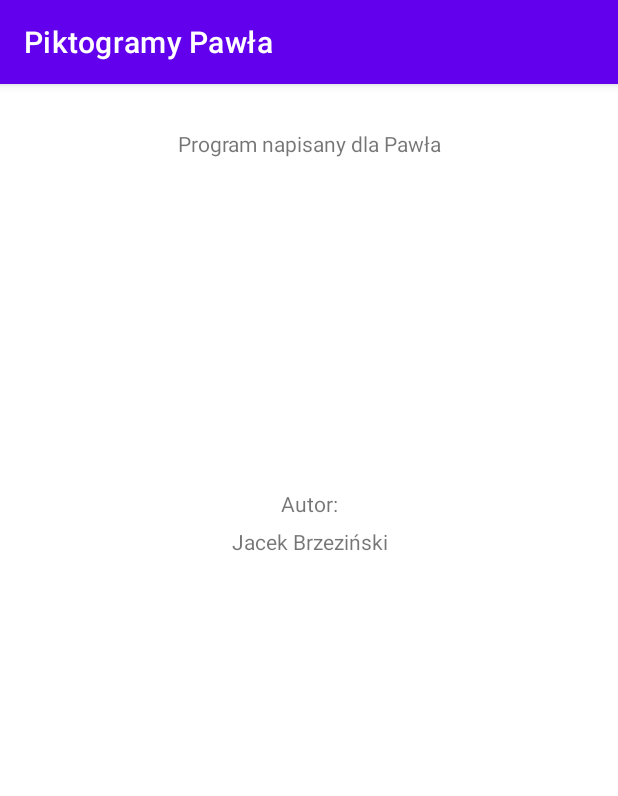
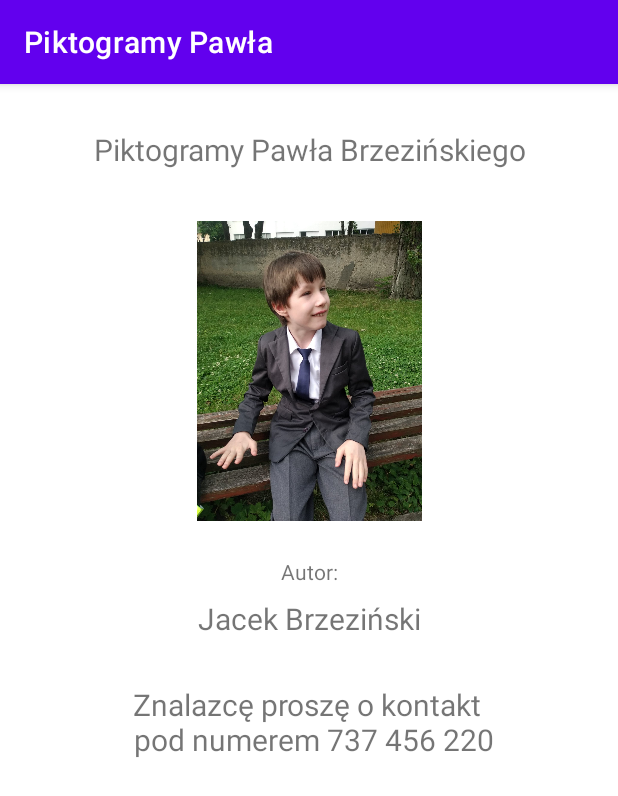
Before and after one commit to jacikb/Pictograms, an Android app: the AboutActivity screen opened directly, with no data from a screen before it, on a phone screen of 412 x 824 dp. Shown: the top 796 px of the screen. Run offline under Robolectric (Android 15) with nearby library versions, the light colour scheme and no system bars.

Commit message:
add pictograms fix about

```diff
--- a/app/src/main/java/jacek/brzezinski/piktogramy/DataBaseHelper.java
+++ b/app/src/main/java/jacek/brzezinski/piktogramy/DataBaseHelper.java
@@ -22,7 +22,7 @@ public class DataBaseHelper extends SQLiteOpenHelper {
     public static final String P_COLUMN_ACTIVE = "ACTIVE";
 
     public DataBaseHelper(@Nullable Context context) {
-        super(context, "pictogram.db", null, 1);
+        super(context, "pictogram.db", null, 2);
     }
 
     @Override
@@ -57,15 +57,21 @@ public class DataBaseHelper extends SQLiteOpenHelper {
         addOneOnCreate(db, pictogramModel);
         pictogramModel.createNew("Kąpać", "p_kapac", 13);
         addOneOnCreate(db, pictogramModel);
-        pictogramModel.createNew("Odpocząć", "p_odpoczac", 14);
+        pictogramModel.createNew("Spacer", "p_spacer", 14);
         addOneOnCreate(db, pictogramModel);
-        pictogramModel.createNew("Spać", "p_spac", 15);
+        pictogramModel.createNew("Zimno", "p_zimno", 15);
+        addOneOnCreate(db, pictogramModel);
+        pictogramModel.createNew("Odpocząć", "p_odpoczac", 16);
+        addOneOnCreate(db, pictogramModel);
+        pictogramModel.createNew("Spać", "p_spac", 17);
         addOneOnCreate(db, pictogramModel);
     }
 
     @Override
     public void onUpgrade(SQLiteDatabase db, int oldVersion, int newVersion) {
-
+        String createTableStatement = "DROP TABLE IF EXISTS " + P_TABLE;
+        db.execSQL(createTableStatement);
+        onCreate(db);
     }
 
     public boolean addOneOnCreate(SQLiteDatabase db, PictogramModel pictogramModel) {
--- a/app/src/main/res/layout/activity_about.xml
+++ b/app/src/main/res/layout/activity_about.xml
@@ -16,15 +16,28 @@
         android:layout_alignParentLeft="true"
         android:layout_marginTop="30dp"
         android:gravity="center"
-        android:text="@string/about_title" />
+        android:text="@string/about_title"
+        android:textSize="20sp" />
+
+    <ImageView
+        android:id="@+id/imageViewPawel"
+        android:layout_width="100dp"
+        android:layout_height="200dp"
+        android:layout_below="@+id/aboutTextViewTitle"
+        android:layout_alignParentStart="true"
+        android:layout_alignParentEnd="true"
+        android:layout_marginStart="0dp"
+        android:layout_marginTop="34dp"
+        android:layout_marginEnd="0dp"
+        android:gravity="center"
+        app:srcCompat="@drawable/pawel" />
 
     <TextView
         android:id="@+id/aboutTextViewAuthor"
         android:layout_width="match_parent"
         android:layout_height="wrap_content"
-        android:layout_alignParentStart="true"
-        android:layout_alignParentLeft="true"
-        android:layout_marginTop="270dp"
+        android:layout_below="@+id/imageViewPawel"
+        android:layout_marginTop="24dp"
         android:gravity="center"
         android:text="@string/about_author" />
 
@@ -32,10 +45,28 @@
         android:id="@+id/aboutTextViewAuthorName"
         android:layout_width="match_parent"
         android:layout_height="wrap_content"
+        android:layout_below="@+id/aboutTextViewAuthor"
+        android:layout_alignParentStart="false"
+        android:layout_alignParentLeft="false"
+        android:layout_marginStart="0dp"
+        android:layout_marginLeft="0dp"
+        android:layout_marginTop="8dp"
+        android:gravity="center"
+        android:text="@string/about_author_name"
+        android:textSize="20sp" />
+
+    <TextView
+        android:id="@+id/aboutTextViewAuthortel"
+        android:layout_width="match_parent"
+        android:layout_height="wrap_content"
+        android:layout_below="@+id/aboutTextViewAuthorName"
         android:layout_alignParentStart="true"
         android:layout_alignParentLeft="true"
-        android:layout_marginTop="295dp"
+        android:layout_marginStart="1dp"
+        android:layout_marginLeft="1dp"
+        android:layout_marginTop="30dp"
         android:gravity="center"
-        android:text="@string/about_author_name" />
+        android:text="@string/about_author_tel"
+        android:textSize="20sp" />
 
 </RelativeLayout>
--- a/app/src/main/res/menu/menu_main.xml
+++ b/app/src/main/res/menu/menu_main.xml
@@ -6,7 +6,8 @@
         android:id="@+id/action_battery_charging"
         android:icon="@drawable/ic_charging"
         android:title="@string/action_battery_charging"
-        app:showAsAction="ifRoom" />
+        android:visible="false"
+        app:showAsAction="always" />
     <item
         android:id="@+id/action_battery_percent"
         android:title="@string/action_battery"
--- a/app/src/main/res/values/strings.xml
+++ b/app/src/main/res/values/strings.xml
@@ -28,10 +28,11 @@
 
 
     <!-- Sync Preferences -->
-    <string name="about_title">Program napisany dla Pawła</string>
+    <string name="about_title">Piktogramy Pawła Brzezińskiego</string>
     <string name="about_author">Autor:</string>
     <string name="about_author_name">Jacek Brzeziński</string>
+    <string name="about_author_tel">Znalazcę proszę o kontakt \n pod numerem 737 456 220</string>
     <string name="Zapisz">buttonNewIconSave</string>
-    <string name="pick_image_intent_text">Slect image</string>
+    <string name="pick_image_intent_text">Select image</string>
 
 </resources>
```
Also changed, not shown: app/src/main/res/drawable-v24/p_komputer.jpg, app/src/main/res/drawable-v24/p_owoce.jpg, app/src/main/res/drawable-v24/p_spacer.jpg (added), app/src/main/res/drawable-v24/p_zimno.jpg (added), app/src/main/res/drawable/pawel.jpg (added), 3 other files.
